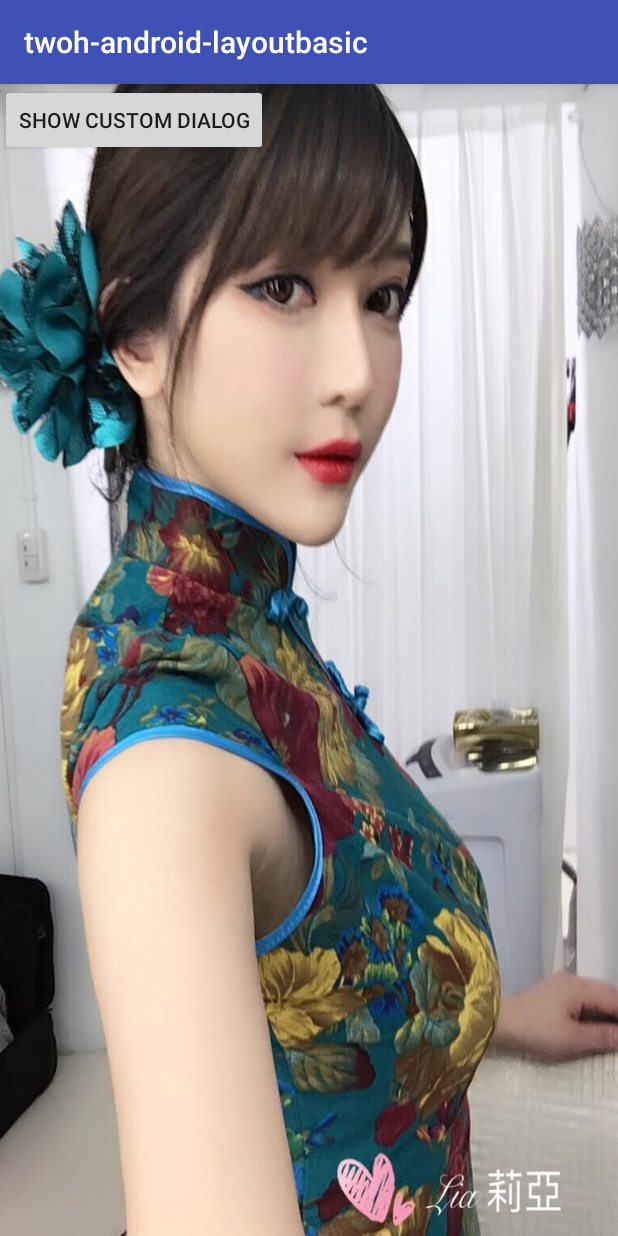
After one commit to twoh/twoh-android-layout-basic, an Android app: the TWOHCustomAlertDialog screen opened directly, with no data from a screen before it, on a phone screen of 412 x 824 dp. The commit adds this screen. Run offline under Robolectric (Android 15) with nearby library versions, the phone set to English and light mode, and no system bars.

Commit message:
add custom dialog android

```diff
--- a/src/main/AndroidManifest.xml
+++ b/src/main/AndroidManifest.xml
@@ -25,6 +25,7 @@
         <activity android:name=".TWOHLinearLayout"/>
         <activity android:name=".TWOHActivityConcept3"/>
         <activity android:name=".TWOHActivityConcept4"/>
+        <activity android:name=".TWOHCustomAlertDialog"/>
         <activity
             android:theme="@style/AppThemeNoActionBar"
             android:name=".TWOHRelativeLayout"/>
--- /dev/null
+++ b/src/main/java/id/web/twoh/twoh_android_layoutbasic/TWOHCustomAlertDialog.java
@@ -0,0 +1,56 @@
+package id.web.twoh.twoh_android_layoutbasic;
+
+import android.app.Dialog;
+import android.os.Bundle;
+import android.support.annotation.Nullable;
+import android.support.v7.app.AppCompatActivity;
+import android.view.View;
+import android.widget.Button;
+import android.widget.ImageView;
+import android.widget.TextView;
+
+/**
+ * Created by Hafizh Herdi on 1/20/2017.
+ */
+
+public class TWOHCustomAlertDialog extends AppCompatActivity {
+
+    @Override
+    protected void onCreate(@Nullable Bundle savedInstanceState) {
+        super.onCreate(savedInstanceState);
+        setContentView(R.layout.activity_customdialog);
+        Button btShow = (Button) findViewById(R.id.bt_showdialog);
+        btShow.setOnClickListener(new View.OnClickListener() {
+            @Override
+            public void onClick(View v) {
+                /**
+                 * Initiate Custom Dialog
+                 */
+                final Dialog dialog = new Dialog(TWOHCustomAlertDialog.this);
+                dialog.setContentView(R.layout.layout_customdialog);
+                dialog.setTitle("TWOH.Co");
+
+                /**
+                 * Mengeset komponen dari custom dialog
+                 */
+                TextView text = (TextView) dialog.findViewById(R.id.tv_desc);
+                text.setText("TWOH's Engineering custom dialog sample");
+                ImageView image = (ImageView) dialog.findViewById(R.id.iv_icon);
+                image.setImageResource(R.mipmap.ic_launcher);
+
+                Button dialogButton = (Button) dialog.findViewById(R.id.bt_ok);
+                /**
+                 * Jika tombol diklik, tutup dialog
+                 */
+                dialogButton.setOnClickListener(new View.OnClickListener() {
+                    @Override
+                    public void onClick(View v) {
+                        dialog.dismiss();
+                    }
+                });
+
+                dialog.show();
+            }
+        });
+    }
+}
--- /dev/null
+++ b/src/main/res/layout/activity_customdialog.xml
@@ -0,0 +1,13 @@
+<?xml version="1.0" encoding="utf-8"?>
+<LinearLayout xmlns:android="http://schemas.android.com/apk/res/android"
+    android:orientation="vertical" android:layout_width="match_parent"
+    android:background="@drawable/bgcn"
+    android:layout_height="match_parent">
+
+    <Button
+        android:id="@+id/bt_showdialog"
+        android:layout_width="wrap_content"
+        android:layout_height="wrap_content"
+        android:text="Show Custom Dialog" />
+
+</LinearLayout>
--- a/src/main/res/layout/activity_main.xml
+++ b/src/main/res/layout/activity_main.xml
@@ -56,6 +56,11 @@
         android:layout_width="match_parent"
         android:layout_height="wrap_content" />
     <Button
+        android:id="@+id/bt_customdialog"
+        android:text="Custom Dialog Sample"
+        android:layout_width="match_parent"
+        android:layout_height="wrap_content" />
+    <Button
         android:id="@+id/bt_relativelayout"
         android:text="Relative Layout Sample"
         android:layout_width="match_parent"
```
Also changed, not shown: src/main/java/id/web/twoh/twoh_android_layoutbasic/MainActivity.java (+8 -0 lines), src/main/res/layout/layout_customdialog.xml (added, +28 -0 lines), src/main/res/drawable/bgcn.jpg (added).
